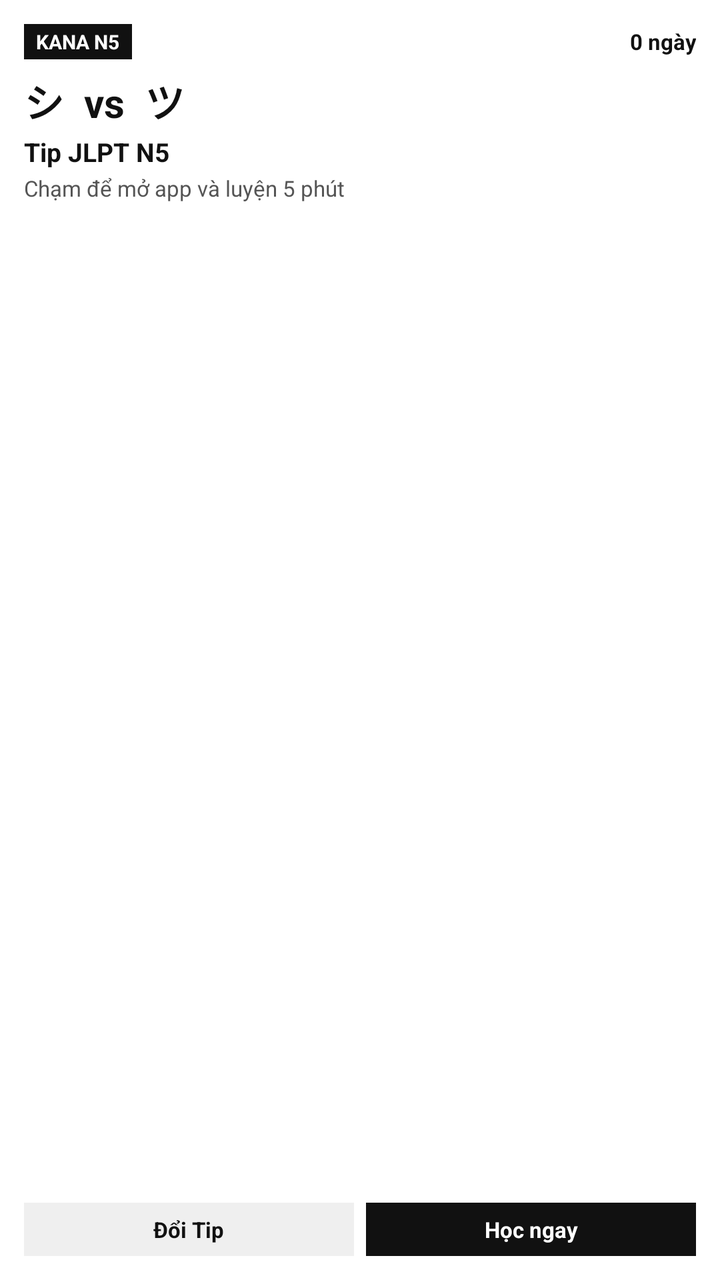
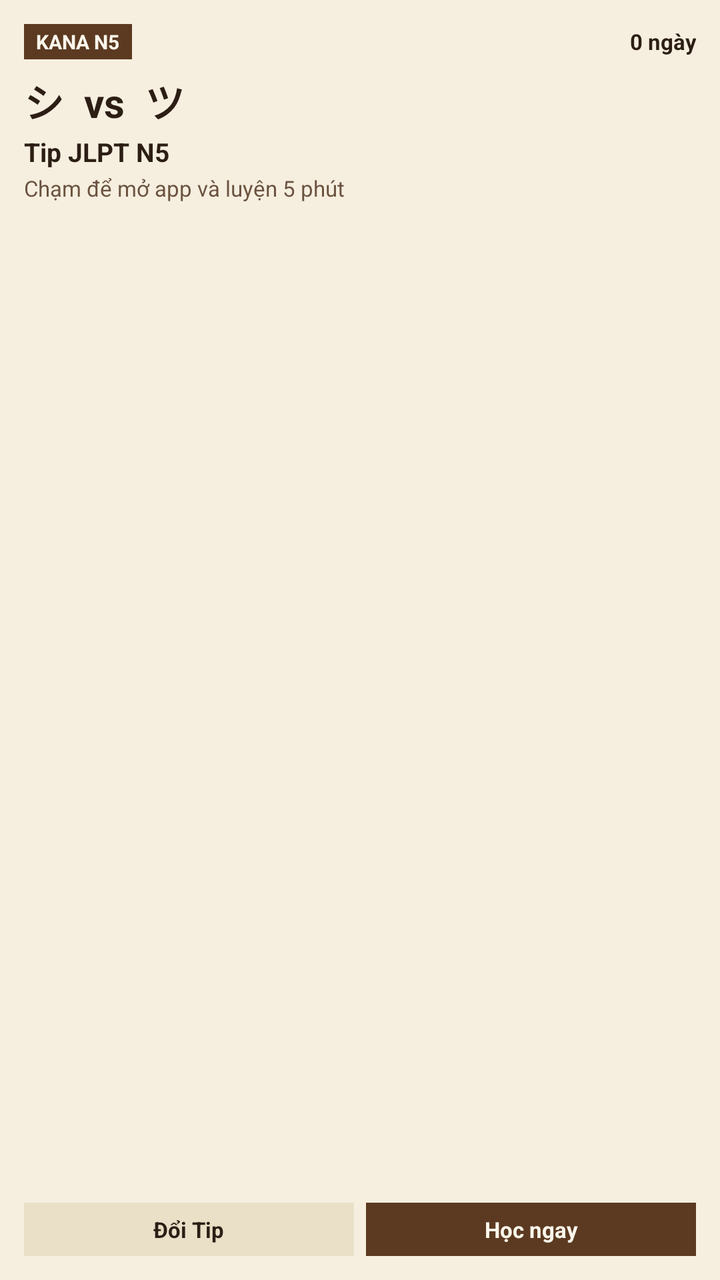

An Android layout rendered at two revisions. The XML below is the earlier revision; the diff shows what the commit changed to produce the second picture.
<!-- AndroidManifest.xml: application theme Theme.Kana -->
<!-- res/layout/widget_kana_daily.xml -->
<?xml version="1.0" encoding="utf-8"?>
<LinearLayout xmlns:android="http://schemas.android.com/apk/res/android"
    android:id="@+id/widget_root"
    android:layout_width="match_parent"
    android:layout_height="match_parent"
    android:background="#FFFFFF"
    android:orientation="vertical"
    android:padding="12dp">

    <LinearLayout
        android:layout_width="match_parent"
        android:layout_height="wrap_content"
        android:gravity="center_vertical"
        android:orientation="horizontal">

        <TextView
            android:id="@+id/widget_badge"
            android:layout_width="wrap_content"
            android:layout_height="wrap_content"
            android:background="#111111"
            android:paddingLeft="6dp"
            android:paddingTop="2dp"
            android:paddingRight="6dp"
            android:paddingBottom="2dp"
            android:text="KANA N5"
            android:textColor="#FFFFFF"
            android:textSize="10sp"
            android:textStyle="bold" />

        <TextView
            android:id="@+id/widget_streak"
            android:layout_width="0dp"
            android:layout_height="wrap_content"
            android:layout_weight="1"
            android:gravity="end"
            android:text="0 ngày"
            android:textColor="#111111"
            android:textSize="11sp"
            android:textStyle="bold" />
    </LinearLayout>

    <TextView
        android:id="@+id/widget_highlight_jp"
        android:layout_width="match_parent"
        android:layout_height="wrap_content"
        android:layout_marginTop="6dp"
        android:maxLines="1"
        android:text="シ  vs  ツ"
        android:textColor="#111111"
        android:textSize="20sp"
        android:textStyle="bold" />

    <TextView
        android:id="@+id/widget_title"
        android:layout_width="match_parent"
        android:layout_height="wrap_content"
        android:layout_marginTop="2dp"
        android:maxLines="1"
        android:text="Tip JLPT N5"
        android:textColor="#111111"
        android:textSize="13sp"
        android:textStyle="bold" />

    <TextView
        android:id="@+id/widget_example"
        android:layout_width="match_parent"
        android:layout_height="0dp"
        android:layout_marginTop="2dp"
        android:layout_weight="1"
        android:maxLines="2"
        android:text="Chạm để mở app và luyện 5 phút"
        android:textColor="#555555"
        android:textSize="11sp" />

    <LinearLayout
        android:layout_width="match_parent"
        android:layout_height="wrap_content"
        android:layout_marginTop="6dp"
        android:orientation="horizontal">

        <TextView
            android:id="@+id/widget_btn_next"
            android:layout_width="0dp"
            android:layout_height="wrap_content"
            android:layout_marginEnd="6dp"
            android:layout_weight="1"
            android:background="#EFEFEF"
            android:gravity="center"
            android:paddingTop="6dp"
            android:paddingBottom="6dp"
            android:text="Đổi Tip"
            android:textColor="#111111"
            android:textSize="11sp"
            android:textStyle="bold" />

        <TextView
            android:id="@+id/widget_btn_study"
            android:layout_width="0dp"
            android:layout_height="wrap_content"
            android:layout_weight="1"
            android:background="#111111"
            android:gravity="center"
            android:paddingTop="6dp"
            android:paddingBottom="6dp"
            android:text="Học ngay"
            android:textColor="#FFFFFF"
            android:textSize="11sp"
            android:textStyle="bold" />
    </LinearLayout>
</LinearLayout>
<!-- resources referenced by this layout -->
<resources>
  <style name="Theme.Kana" parent="android:Theme.Material.Light.NoActionBar" />
</resources>

<!-- the commit's change to res/layout/widget_kana_daily.xml (unified diff, before → after) -->
@@ -3,7 +3,7 @@
     android:id="@+id/widget_root"
     android:layout_width="match_parent"
     android:layout_height="match_parent"
-    android:background="#FFFFFF"
+    android:background="#F6EFE0"
     android:orientation="vertical"
     android:padding="12dp">
 
@@ -17,13 +17,13 @@
             android:id="@+id/widget_badge"
             android:layout_width="wrap_content"
             android:layout_height="wrap_content"
-            android:background="#111111"
+            android:background="#5C3A21"
             android:paddingLeft="6dp"
             android:paddingTop="2dp"
             android:paddingRight="6dp"
             android:paddingBottom="2dp"
             android:text="KANA N5"
-            android:textColor="#FFFFFF"
+            android:textColor="#FBF7EC"
             android:textSize="10sp"
             android:textStyle="bold" />
 
@@ -34,7 +34,7 @@
             android:layout_weight="1"
             android:gravity="end"
             android:text="0 ngày"
-            android:textColor="#111111"
+            android:textColor="#2C1E14"
             android:textSize="11sp"
             android:textStyle="bold" />
     </LinearLayout>
@@ -46,7 +46,7 @@
         android:layout_marginTop="6dp"
         android:maxLines="1"
         android:text="シ  vs  ツ"
-        android:textColor="#111111"
+        android:textColor="#2C1E14"
         android:textSize="20sp"
         android:textStyle="bold" />
 
@@ -57,7 +57,7 @@
         android:layout_marginTop="2dp"
         android:maxLines="1"
         android:text="Tip JLPT N5"
-        android:textColor="#111111"
+        android:textColor="#2C1E14"
         android:textSize="13sp"
         android:textStyle="bold" />
 
@@ -69,7 +69,7 @@
         android:layout_weight="1"
         android:maxLines="2"
         android:text="Chạm để mở app và luyện 5 phút"
-        android:textColor="#555555"
+        android:textColor="#6B5340"
         android:textSize="11sp" />
 
     <LinearLayout
@@ -84,12 +84,12 @@
             android:layout_height="wrap_content"
             android:layout_marginEnd="6dp"
             android:layout_weight="1"
-            android:background="#EFEFEF"
+            android:background="#EAE0C8"
             android:gravity="center"
             android:paddingTop="6dp"
             android:paddingBottom="6dp"
             android:text="Đổi Tip"
-            android:textColor="#111111"
+            android:textColor="#2C1E14"
             android:textSize="11sp"
             android:textStyle="bold" />
 
@@ -98,12 +98,12 @@
             android:layout_width="0dp"
             android:layout_height="wrap_content"
             android:layout_weight="1"
-            android:background="#111111"
+            android:background="#5C3A21"
             android:gravity="center"
             android:paddingTop="6dp"
             android:paddingBottom="6dp"
             android:text="Học ngay"
-            android:textColor="#FFFFFF"
+            android:textColor="#FBF7EC"
             android:textSize="11sp"
             android:textStyle="bold" />
     </LinearLayout>
